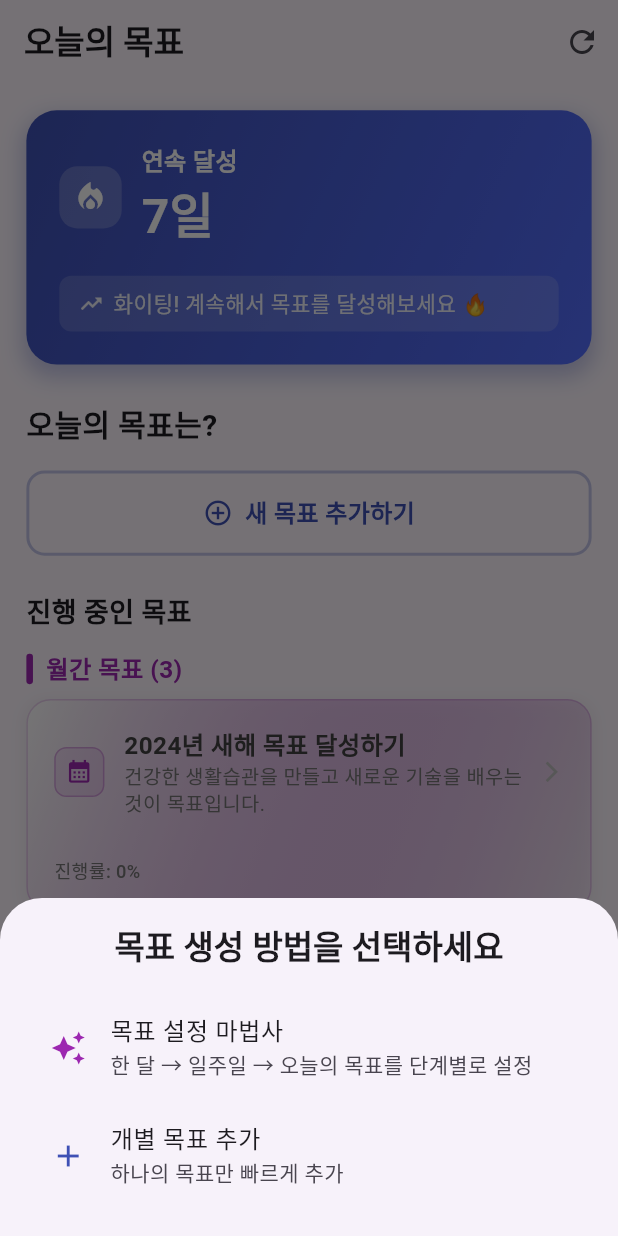
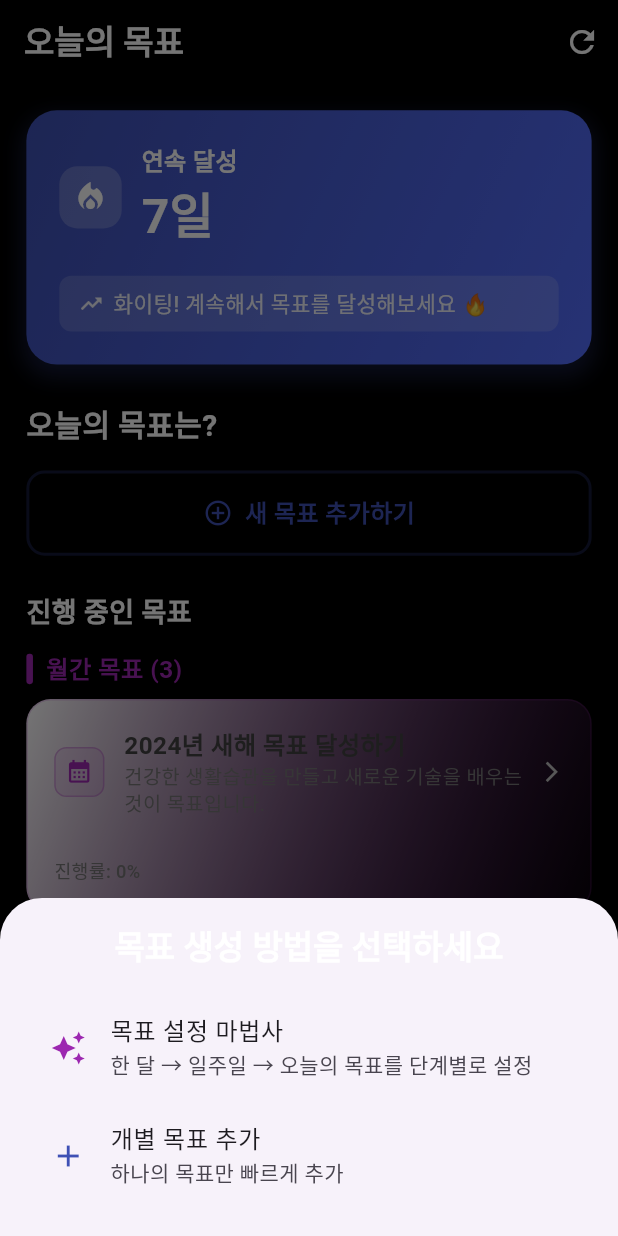
Before and after one commit to wisdom08/otf, a Flutter app: the screen it shows after launch, after a tap on "새 목표 추가하기", on a phone screen of 412 x 824 dp. Run offline on Flutter 3.47's test engine with Material 3 defaults, Android fonts, the phone set to English and light mode, and no system bars; our stand-ins replace flutter_screenutil, shared_preferences; statements that could not run were skipped.

Commit message:
feat: 앱 이름을 WeGrow로 변경하고 검정색 기반 테마 적용
- pubspec.yaml: 앱 이름을 otf에서 wegrow로 변경
- main.dart: WeGrowApp 클래스명 변경 및 검정색 기반 Material 테마 적용
- CardThemeData 사용으로 컴파일 에러 수정

```diff
--- a/lib/main.dart
+++ b/lib/main.dart
@@ -11,14 +11,17 @@ void main() async {
   // SharedPreferences 초기화
   await LocalStorageService.init();
 
+  // 현재 사용자 ID 설정
+  await LocalStorageService.setCurrentUserId('current_user');
+
   // 테스트 데이터 초기화
   await GoalService.initializeTestData();
 
-  runApp(const OTFApp());
+  runApp(const WeGrowApp());
 }
 
-class OTFApp extends StatelessWidget {
-  const OTFApp({super.key});
+class WeGrowApp extends StatelessWidget {
+  const WeGrowApp({super.key});
 
   @override
   Widget build(BuildContext context) {
@@ -28,9 +31,44 @@ class OTFApp extends StatelessWidget {
       splitScreenMode: true,
       builder: (context, child) {
         return MaterialApp(
-          title: 'OTF',
+          title: 'WeGrow',
           debugShowCheckedModeBanner: false,
-          theme: ThemeData(primarySwatch: Colors.indigo, useMaterial3: true),
+          theme: ThemeData(
+            primarySwatch: Colors.grey,
+            primaryColor: Colors.black,
+            scaffoldBackgroundColor: Colors.black,
+            appBarTheme: const AppBarTheme(
+              backgroundColor: Colors.black,
+              foregroundColor: Colors.white,
+              elevation: 0,
+            ),
+            cardTheme: CardThemeData(
+              color: Colors.grey[900],
+              elevation: 2,
+              shape: RoundedRectangleBorder(
+                borderRadius: BorderRadius.circular(12),
+              ),
+            ),
+            elevatedButtonTheme: ElevatedButtonThemeData(
+              style: ElevatedButton.styleFrom(
+                backgroundColor: Colors.white,
+                foregroundColor: Colors.black,
+                elevation: 0,
+                shape: RoundedRectangleBorder(
+                  borderRadius: BorderRadius.circular(8),
+                ),
+              ),
+            ),
+            textTheme: const TextTheme(
+              bodyLarge: TextStyle(color: Colors.white),
+              bodyMedium: TextStyle(color: Colors.white),
+              bodySmall: TextStyle(color: Colors.white70),
+              titleLarge: TextStyle(color: Colors.white),
+              titleMedium: TextStyle(color: Colors.white),
+              titleSmall: TextStyle(color: Colors.white),
+            ),
+            useMaterial3: true,
+          ),
           home: const HomePage(),
         );
       },
--- a/pubspec.yaml
+++ b/pubspec.yaml
@@ -1,5 +1,5 @@
-name: otf
-description: "A new Flutter project."
+name: wegrow
+description: "WeGrow - 성장을 위한 목표 관리 앱"
 # The following line prevents the package from being accidentally published to
 # pub.dev using `flutter pub publish`. This is preferred for private packages.
 publish_to: 'none' # Remove this line if you wish to publish to pub.dev
@@ -46,6 +46,7 @@ dependencies:
   flutter_staggered_animations: ^1.1.1
   fl_chart: ^0.66.0
   table_calendar: ^3.0.9
+  confetti: ^0.7.0
 
 
   # 유틸리티
```
